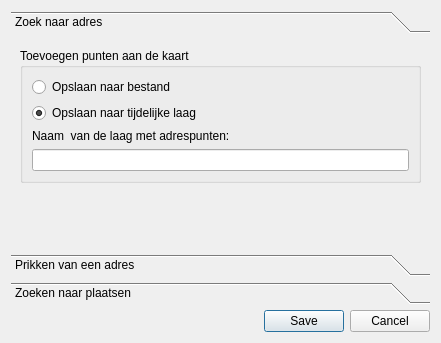
Qt form ui_geopunt4QgisSettings.ui (warrieka/geopunt4Qgis) before a commit.
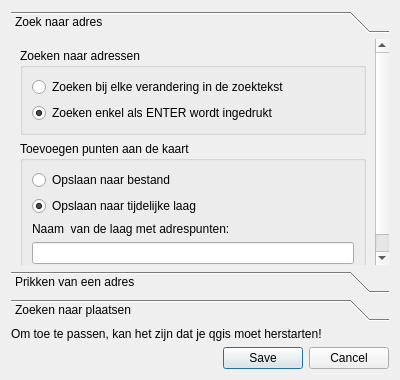
The same form after that commit. Icons and pictures are not drawn.

Commit message: finished settings dialog

```diff
--- a/ui_geopunt4QgisSettings.ui
+++ b/ui_geopunt4QgisSettings.ui
@@ -6,10 +6,16 @@
    <rect>
     <x>0</x>
     <y>0</y>
-    <width>441</width>
-    <height>343</height>
+    <width>400</width>
+    <height>380</height>
    </rect>
   </property>
+  <property name="minimumSize">
+   <size>
+    <width>400</width>
+    <height>380</height>
+   </size>
+  </property>
   <property name="windowTitle">
    <string>Instellingen</string>
   </property>
@@ -21,14 +27,40 @@
        <rect>
         <x>0</x>
         <y>0</y>
-        <width>423</width>
-        <height>213</height>
+        <width>382</width>
+        <height>233</height>
        </rect>
       </property>
       <attribute name="label">
        <string>Zoek naar adres</string>
       </attribute>
       <layout class="QVBoxLayout" name="verticalLayout_3">
+       <item>
+        <widget class="QGroupBox" name="searchOptionsBox_1">
+         <property name="title">
+          <string>Zoeken naar adressen</string>
+         </property>
+         <layout class="QVBoxLayout" name="verticalLayout_8">
+          <item>
+           <widget class="QRadioButton" name="adresSearchOnEditChk">
+            <property name="text">
+             <string>Zoeken bij elke verandering in de zoektekst</string>
+            </property>
+           </widget>
+          </item>
+          <item>
+           <widget class="QRadioButton" name="adresSearchOnEnterChk">
+            <property name="text">
+             <string>Zoeken enkel als ENTER wordt ingedrukt</string>
+            </property>
+            <property name="checked">
+             <bool>true</bool>
+            </property>
+           </widget>
+          </item>
+         </layout>
+        </widget>
+       </item>
        <item>
         <widget class="QGroupBox" name="add2mapBox_1">
          <property name="title">
@@ -210,6 +242,13 @@
      </widget>
     </widget>
    </item>
+   <item>
+    <widget class="QLabel" name="label">
+     <property name="text">
+      <string>Om toe te passen, kan het zijn dat je qgis moet herstarten!</string>
+     </property>
+    </widget>
+   </item>
    <item>
     <widget class="QDialogButtonBox" name="buttonBox">
      <property name="orientation">
```
Left out of the diff: 16 changed lines with no effect on the pictures. The commit also changes 9 other files.
